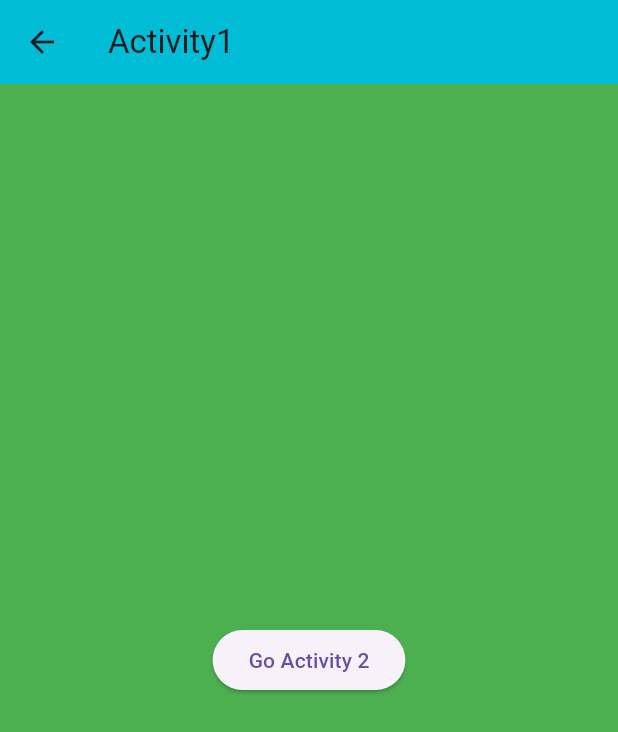
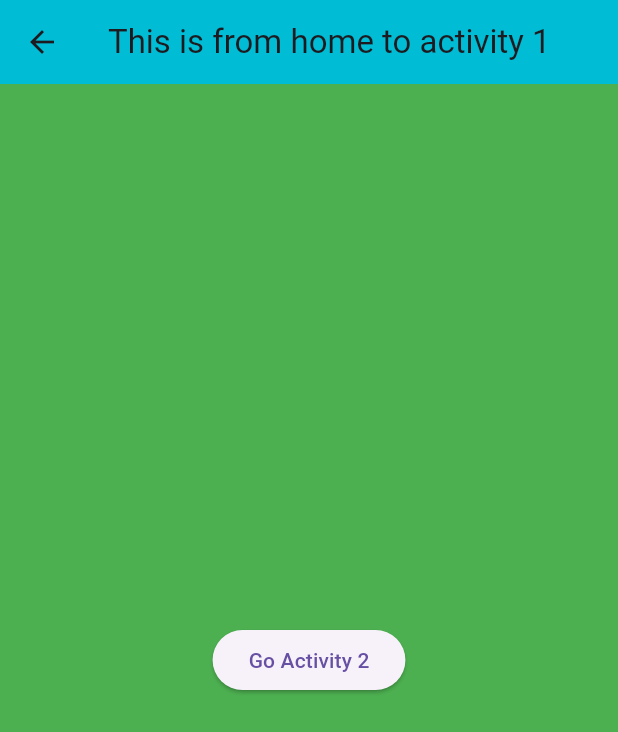
Before and after one commit to Abuessa265/Navigation_Flutter, a Flutter app: the screen it shows after launch, after a tap on "Go Activity 1", on a phone screen of 412 x 824 dp. Shown: the top 732 px of the screen. Run offline on Flutter 3.47's test engine with Material 3 defaults, Android fonts, the phone set to English and light mode, and no system bars.

Commit message:
value pass

```diff
--- a/lib/main.dart
+++ b/lib/main.dart
@@ -33,34 +33,42 @@
           mainAxisAlignment: MainAxisAlignment.center,
           children: [
             ElevatedButton(onPressed: (){
-              Navigator.push(context, MaterialPageRoute(builder: (context)=>Activity1()));
+              Navigator.push(context, MaterialPageRoute(builder: (context)=>Activity1("This is from home to activity 1")));
             }, child: Text("Go Activity 1")),
             SizedBox(height: 20,width: 20,),
             ElevatedButton(onPressed: (){
-              Navigator.push(context, MaterialPageRoute(builder: (context)=>Activity2()));
+              Navigator.push(context, MaterialPageRoute(builder: (context)=>Activity2("This is from home to activity 2")));
             }, child: Text("Go Activity 2"))
           ],
         ),
-
-
       ),
     );
   }
 }
 
 class Activity1 extends StatelessWidget{
+
+  String msg;
+
+   Activity1(
+      this.msg,
+      {super.key
+      });
+
+
+
   @override
   Widget build(BuildContext context) {
     return Scaffold(
       backgroundColor: Colors.green,
       appBar: AppBar(
         backgroundColor: Colors.cyan,
-        title: Text('Activity1'),
+        title: Text(msg),
       ),
       body: Center(
 
         child: ElevatedButton(onPressed: (){
-          Navigator.push(context, MaterialPageRoute(builder: (context)=>Activity2()));
+          Navigator.push(context, MaterialPageRoute(builder: (context)=>Activity2('This is from activity 1 to activity 2')));
         },child: Text('Go Activity 2'),),
       ),
     );
@@ -68,17 +76,24 @@
 }
 
 class Activity2 extends StatelessWidget{
+
+  String msg;
+
+   Activity2(
+       this.msg,
+       {super.key});
+
   @override
   Widget build(BuildContext context) {
     return Scaffold(
       backgroundColor: Colors.green,
       appBar: AppBar(
         backgroundColor: Colors.cyan,
-        title: Text('Activity2'),
+        title: Text(msg),
       ),
       body: Center(
         child: ElevatedButton(onPressed: (){
-          Navigator.push(context, MaterialPageRoute(builder: (context)=>Activity1()));
+          Navigator.push(context, MaterialPageRoute(builder: (context)=>Activity1("This is from activity 2 to activity 1")));
         },child: Text("Go activity 1"),),
       ),
     );
```
